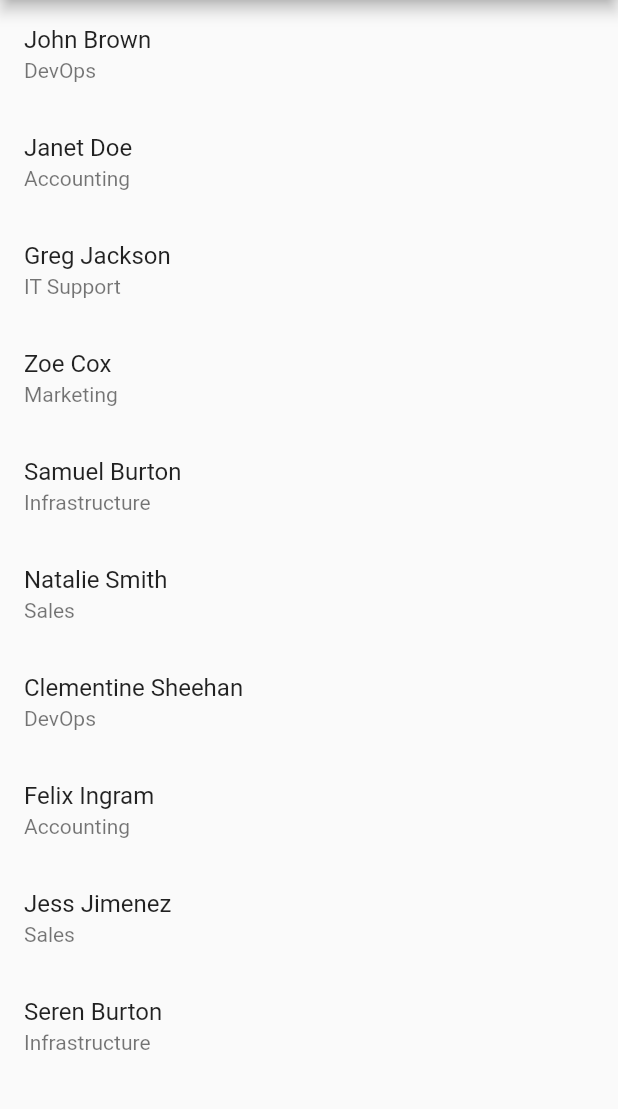
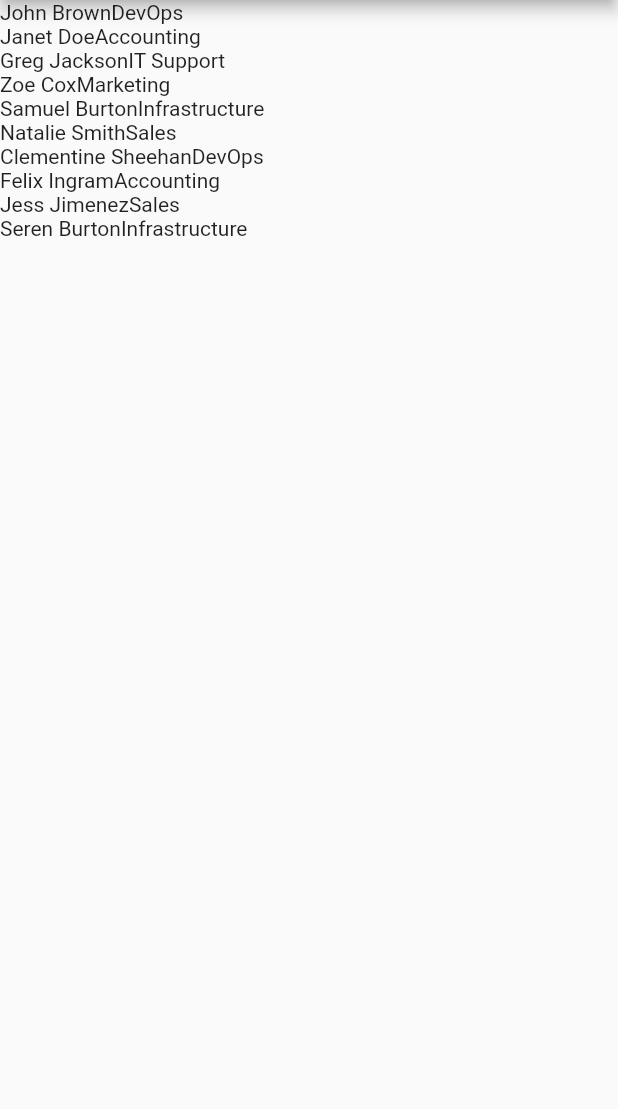
Before and after one commit to hongfeiyang/studious-octo-spork, a Flutter app: the screen it shows after launch, on a phone screen of 412 x 824 dp, the part 84-1193 px from its top. Run offline on Flutter 3.47's test engine with Material 2 defaults, Android fonts, the phone set to English and light mode, and no system bars.

```diff
--- a/lib/people_list_page.dart
+++ b/lib/people_list_page.dart
@@ -158,13 +158,22 @@ class PersonItemWidget extends StatelessWidget {
 
   @override
   Widget build(BuildContext context) {
-    return ListTile(
-      title: Text(fullName),
-      subtitle: Text(responsibility),
+    return GestureDetector(
+      child: Row(
+        children: [
+          Text(fullName),
+          Text(responsibility),
+        ],
+      ),
       onTap: () {
-        Navigator.push(context, MaterialPageRoute(builder: (context) {
-          return PersonDetailsPage(personId: id);
-        }));
+        Navigator.push(
+          context,
+          MaterialPageRoute(
+            builder: (context) {
+              return PersonDetailsPage(personId: id);
+            },
+          ),
+        );
       },
     );
   }
--- a/lib/person_details_page.dart
+++ b/lib/person_details_page.dart
@@ -25,9 +25,11 @@ class _PersonDetailsPageState extends State<PersonDetailsPage> {
   @override
   void didChangeDependencies() {
     super.didChangeDependencies();
-    if (widget.personId == null) {
-      Navigator.of(context).pop();
-    }
+    WidgetsBinding.instance.addPostFrameCallback((_) {
+      if (person == null) {
+        Navigator.of(context).pop();
+      }
+    });
   }
 
   @override
```
